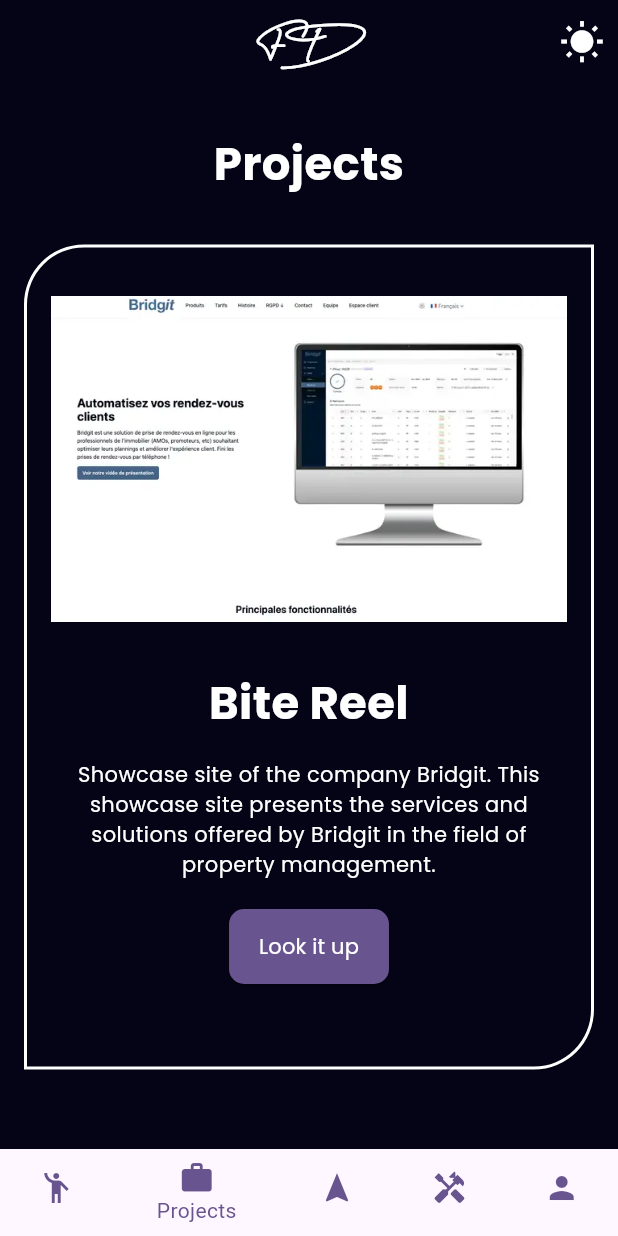
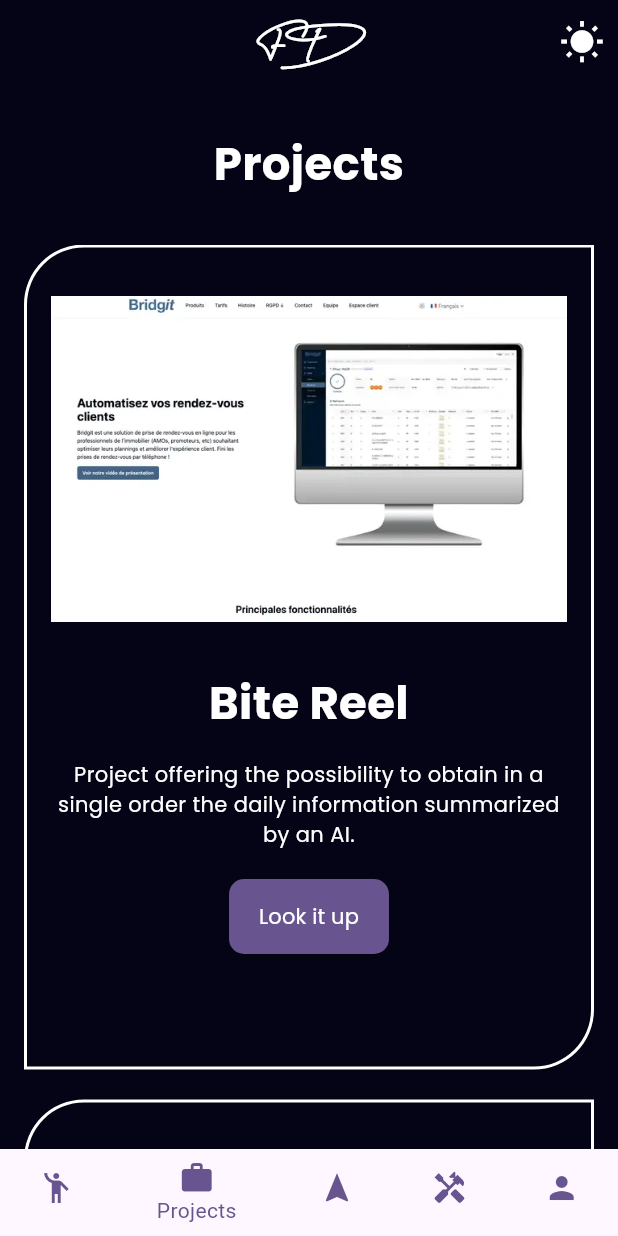
Before and after one commit to faizandarwesh/portfolio_app, a Flutter app: the screen it shows after launch, item 2 of the bottom bar chosen, on a phone screen of 412 x 824 dp. Run offline on Flutter 3.47's test engine with Material 3 defaults, Android fonts, the light colour scheme and no system bars; our stand-ins replace animated_text_kit, flutter_svg, hexcolor, lottie.

Commit message:
Make Project Listing Screen dynamic using real data

```diff
--- a/lib/data/data.dart
+++ b/lib/data/data.dart
@@ -6,6 +6,26 @@
     'Mobile App Developer',
     'Software Engineer',
   ],
+  'projects': [
+    {
+      "id": "1",
+      "title": "Bite Reel",
+      "description": "Project offering the possibility to obtain in a single order the daily information summarized by an AI.",
+      "image_url": "assets/images/project_image1.png",
+    },
+    {
+      "id": "2",
+      "title": "Ethread",
+      "description": "School project to create a simple blog. Connected users can view, post and comment on articles.",
+      "image_url": "assets/images/project_image2.png",
+    },
+    {
+      "id": "3",
+      "title": "Nutriwest",
+      "description": "Project allowing to quickly start a Windows or Linux virtual machine (VM) via Azure.",
+      "image_url": "assets/images/project_image3.png",
+    }
+  ],
   'aboutMe':
       'A passionate Software Developer 🚀 having an experience of building Web and Mobile applications with Flutter and Native Android Platform and some other cool libraries and frameworks.',
   'displayGreeting': true, // Set false to hide this section, defaults to true
--- a/lib/modules/projects/ui/project_listing_screen.dart
+++ b/lib/modules/projects/ui/project_listing_screen.dart
@@ -1,21 +1,25 @@
 import 'package:flutter/material.dart';
 import 'package:hexcolor/hexcolor.dart';
 import 'package:portfolio_app/modules/projects/ui/projects_card.dart';
+
+import '../../../data/data.dart';
 
 class ProjectListingScreen extends StatelessWidget {
   const ProjectListingScreen({super.key});
 
   @override
   Widget build(BuildContext context) {
+    final projects = greeting['projects'] as List<dynamic>;
+
     return Scaffold(
       backgroundColor: HexColor('#040416'),
-      body: const Padding(
-        padding:  EdgeInsets.only(top: 32),
-        child:  Column(
+      body: Padding(
+        padding: const EdgeInsets.only(top: 32),
+        child: Column(
           mainAxisAlignment: MainAxisAlignment.start,
           crossAxisAlignment: CrossAxisAlignment.stretch,
           children: [
-            Text(
+            const Text(
               "Projects",
               textAlign: TextAlign.center,
               style: TextStyle(
@@ -24,10 +28,23 @@
                   fontFamily: 'Poppins',
                   fontWeight: FontWeight.w700),
             ),
-            SizedBox(
+            const SizedBox(
               height: 32,
             ),
-            ProjectsCard(),
+            Expanded(
+              child: ListView.builder(
+                itemCount: projects.length,
+                itemBuilder: (context, index) {
+                  final project = projects[index];
+
+                  return ProjectsCard(
+                    title: project['title'],
+                    description: project['description'],
+                    imageUrl: project['image_url'],
+                  );
+                },
+              ),
+            ),
           ],
         ),
       ),
--- a/lib/modules/projects/ui/projects_card.dart
+++ b/lib/modules/projects/ui/projects_card.dart
@@ -1,11 +1,22 @@
 import 'package:flutter/material.dart';
 
 class ProjectsCard extends StatelessWidget {
-  const ProjectsCard({super.key});
+  final String title;
+  final String description;
+  final String imageUrl;
+
+  const ProjectsCard({
+    required this.title,
+    required this.description,
+    required this.imageUrl,
+    super.key,
+  });
 
   @override
   Widget build(BuildContext context) {
-    return Container(
+    return Padding(
+      padding: const EdgeInsets.only(bottom: 20),
+      child: Container(
         margin: const EdgeInsets.symmetric(horizontal: 16),
         padding: const EdgeInsets.symmetric(horizontal: 16),
         decoration: BoxDecoration(
@@ -23,14 +34,14 @@
         child: Column(
           children: [
             const SizedBox(height: 16,),
-          Image.asset('assets/images/image.png',width: 350, height: 250,),
+            Image.asset(imageUrl,width: 350, height: 250,),
             const SizedBox(
               height: 16,
             ),
-          const Text(
-            "Bite Reel",
+            Text(
+              title,
               textAlign: TextAlign.center,
-            style: TextStyle(
+              style: const TextStyle(
                   color: Colors.white,
                   fontSize: 30,
                   fontFamily: 'Poppins',
@@ -39,10 +50,10 @@
             const SizedBox(
               height: 16,
             ),
-          const Text(
-            "Showcase site of the company Bridgit. This showcase site presents the services and solutions offered by Bridgit in the field of property management.",
+             Text(
+              description,
               textAlign: TextAlign.center,
-            style: TextStyle(
+              style: const TextStyle(
                   color: Colors.white,
                   fontSize: 14,
                   fontFamily: 'Poppins',
@@ -79,6 +90,7 @@
             ),
           ],
         ),
+      ),
     );
   }
 }
```
Also changed, not shown: assets/images/project_image1.png (renamed from assets/images/image.png), assets/images/project_image2.png (added), assets/images/project_image3.png (added). Lines whose indentation alone changed are shown as unchanged.
